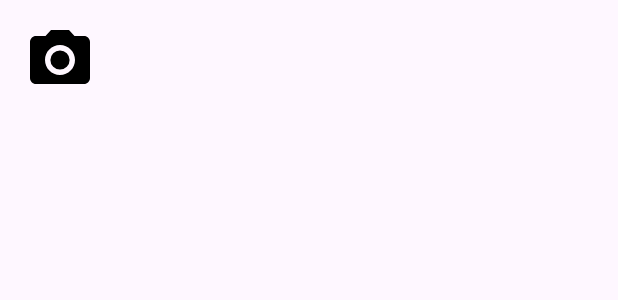
After one commit to goshikasolutions/ai-adda1, an Android app: the layout category_list.xml on its own in the app's theme, with its tools: preview values and no code run, on a phone screen of 412 x 824 dp. The commit adds this screen. Shown: the top 300 px of the screen. Run offline under Robolectric (Android 15) with nearby library versions, the phone set to English and light mode, and no system bars.

Commit message:
Added Category List View

```diff
--- a/app/build.gradle
+++ b/app/build.gradle
@@ -1,5 +1,6 @@
 plugins {
     id 'com.android.application'
+    id 'com.google.gms.google-services'
 }
 
 android {
@@ -33,6 +34,7 @@ dependencies {
     implementation 'androidx.appcompat:appcompat:1.6.1'
     implementation 'com.google.android.material:material:1.5.0'
     implementation 'androidx.constraintlayout:constraintlayout:2.1.4'
+    implementation 'com.google.firebase:firebase-database-ktx:20.2.2'
     testImplementation 'junit:junit:4.13.2'
     androidTestImplementation 'androidx.test.ext:junit:1.1.5'
     androidTestImplementation 'androidx.test.espresso:espresso-core:3.5.1'
--- /dev/null
+++ b/app/src/main/res/drawable/ic_menu_camera.xml
@@ -0,0 +1,12 @@
+<vector xmlns:android="http://schemas.android.com/apk/res/android"
+    android:width="24dp"
+    android:height="24dp"
+    android:viewportWidth="24.0"
+    android:viewportHeight="24.0">
+    <path
+        android:fillColor="#FF000000"
+        android:pathData="M12,12m-3.2,0a3.2,3.2 0,1 1,6.4 0a3.2,3.2 0,1 1,-6.4 0" />
+    <path
+        android:fillColor="#FF000000"
+        android:pathData="M9,2L7.17,4H4c-1.1,0 -2,0.9 -2,2v12c0,1.1 0.9,2 2,2h16c1.1,0 2,-0.9 2,-2V6c0,-1.1 -0.9,-2 -2,-2h-3.17L15,2H9zm3,15c-2.76,0 -5,-2.24 -5,-5s2.24,-5 5,-5 5,2.24 5,5 -2.24,5 -5,5z" />
+</vector>
--- /dev/null
+++ b/app/src/main/res/layout/category_list.xml
@@ -0,0 +1,30 @@
+<?xml version="1.0" encoding="utf-8"?>
+<LinearLayout xmlns:android="http://schemas.android.com/apk/res/android"
+    android:layout_width="match_parent"
+    android:layout_height="wrap_content"
+    android:orientation="horizontal"
+    android:padding="16dp">
+
+    <ImageView
+        android:id="@+id/imageViewProfile"
+        android:layout_width="48dp"
+        android:layout_height="48dp"
+        android:src="@drawable/ic_menu_camera" />
+
+    <LinearLayout
+        android:layout_width="wrap_content"
+        android:layout_height="wrap_content"
+        android:orientation="vertical"
+        android:layout_marginStart="8dp">
+
+        <TextView
+            android:id="@+id/textViewUsername"
+            android:layout_width="wrap_content"
+            android:layout_height="wrap_content"
+            android:layout_marginTop="8dp"
+            android:textSize="20sp"
+            android:textStyle="bold" />
+
+    </LinearLayout>
+
+</LinearLayout>
--- a/build.gradle
+++ b/build.gradle
@@ -1,4 +1,8 @@
-// Top-level build file where you can add configuration options common to all sub-projects/modules.
+buildscript {
+    dependencies {
+        classpath 'com.google.gms:google-services:4.3.15'
+    }
+}// Top-level build file where you can add configuration options common to all sub-projects/modules.
 plugins {
     id 'com.android.application' version '8.0.2' apply false
     id 'com.android.library' version '8.0.2' apply false
```
Also changed, not shown: app/src/main/java/com/example/myapplication/MainActivity.java (+86 -0 lines), app/src/main/res/layout/activity_main.xml (+19 -5 lines), 1 other file.
